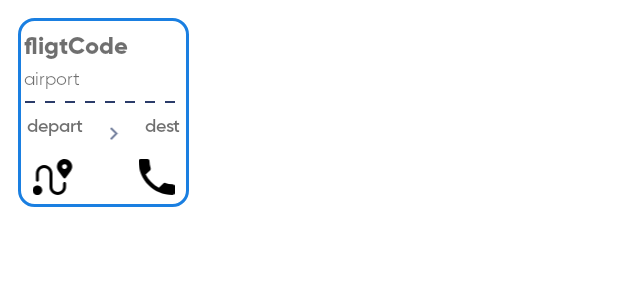
After one commit to vindicta43/FlightappDemo, an Android app: the layout flight_layout.xml on its own in the app's theme, with its tools: preview values and no code run, on a phone screen of 412 x 824 dp. The commit adds this screen. Shown: the top 300 px of the screen. Run offline under Robolectric (Android 15) with nearby library versions, the phone set to English and light mode, and no system bars.

Commit message:
main page recyclerView can take all data from firebase and list them

```diff
--- /dev/null
+++ b/app/src/main/res/drawable/flight_layout_bg.xml
@@ -0,0 +1,8 @@
+<?xml version="1.0" encoding="utf-8"?>
+<shape xmlns:android="http://schemas.android.com/apk/res/android">
+    <corners
+        android:radius="10dp" />
+    <stroke
+        android:width="2dp"
+        android:color="@color/base_blue"/>
+</shape>
--- /dev/null
+++ b/app/src/main/res/layout/flight_layout.xml
@@ -0,0 +1,101 @@
+<?xml version="1.0" encoding="utf-8"?>
+<LinearLayout xmlns:android="http://schemas.android.com/apk/res/android"
+    xmlns:app="http://schemas.android.com/apk/res-auto"
+    android:orientation="vertical"
+    android:layout_width="wrap_content"
+    android:layout_height="wrap_content"
+    android:padding="4dp"
+    android:layout_margin="12dp"
+    android:gravity="center"
+    android:background="@drawable/flight_layout_bg">
+
+    <TextView
+        android:id="@+id/tvFlightCode"
+        android:layout_width="match_parent"
+        android:layout_height="wrap_content"
+        android:text="fligtCode"
+        android:textSize="16sp"
+        android:fontFamily="@font/gilroy_extra_bold"
+        android:textColor="@color/black_with_alpha"
+        android:layout_marginVertical="4dp"/>
+
+    <TextView
+        android:id="@+id/tvAirport"
+        android:layout_width="match_parent"
+        android:layout_height="wrap_content"
+        android:text="airport"
+        android:textSize="12sp"
+        android:fontFamily="@font/gilroy_regular"
+        android:textColor="@color/black_with_alpha"/>
+
+    <ImageView
+        android:id="@+id/imageView11"
+        android:layout_width="match_parent"
+        android:layout_height="16dp"
+        app:srcCompat="@drawable/view_dash_horizontal" />
+
+    <LinearLayout
+        android:layout_width="match_parent"
+        android:layout_height="match_parent"
+        android:orientation="horizontal">
+
+        <TextView
+            android:id="@+id/tvDeparture"
+            android:layout_width="wrap_content"
+            android:layout_height="wrap_content"
+            android:text="depart"
+            android:textSize="12sp"
+            android:fontFamily="@font/gilroy_semibold"
+            android:textColor="@color/black_with_alpha"
+            android:layout_weight="1"
+            android:layout_marginStart="2dp"
+            />
+
+        <ImageView
+            android:id="@+id/imageView14"
+            android:layout_width="24dp"
+            android:layout_height="wrap_content"
+            android:layout_weight="2"
+            android:layout_margin="8dp"
+            app:srcCompat="@drawable/ic_arrow_right" />
+
+        <TextView
+            android:id="@+id/tvDestination"
+            android:layout_width="wrap_content"
+            android:layout_height="wrap_content"
+            android:layout_gravity="end"
+            android:fontFamily="@font/gilroy_semibold"
+            android:text="dest"
+            android:textColor="@color/black_with_alpha"
+            android:textSize="12sp"
+            android:layout_weight="1"
+            android:textAlignment="textEnd"
+            android:layout_marginEnd="2dp"/>
+
+    </LinearLayout>
+
+    <LinearLayout
+        android:layout_width="match_parent"
+        android:layout_height="match_parent"
+        android:orientation="horizontal"
+        android:showDividers="">
+
+        <ImageView
+            android:id="@+id/imageView12"
+            android:layout_width="wrap_content"
+            android:layout_height="wrap_content"
+            android:layout_weight="1"
+            app:srcCompat="@drawable/ic_maps"
+            android:padding="4dp"
+            android:layout_marginEnd="16dp"/>
+
+        <ImageView
+            android:id="@+id/imageView13"
+            android:layout_width="wrap_content"
+            android:layout_height="wrap_content"
+            android:layout_weight="1"
+            app:srcCompat="@drawable/ic_phone"
+            android:padding="4dp"
+            android:layout_marginStart="16dp"/>
+    </LinearLayout>
+</LinearLayout>
```
Also changed, not shown: app/src/main/java/com/example/flightappdemo/MainActivity.kt (+17 -4 lines), app/src/main/java/com/example/flightappdemo/MainPage.kt (+35 -10 lines), app/src/main/java/com/example/flightappdemo/models/ModelFlight.kt (+8 -1 lines), app/src/main/java/com/example/flightappdemo/utils/FlightAdapter.kt (added, +19 -0 lines), app/src/main/java/com/example/flightappdemo/utils/FlightViewHolder.kt (added, +29 -0 lines), app/src/main/res/layout/activity_main_page.xml (+20 -8 lines).
